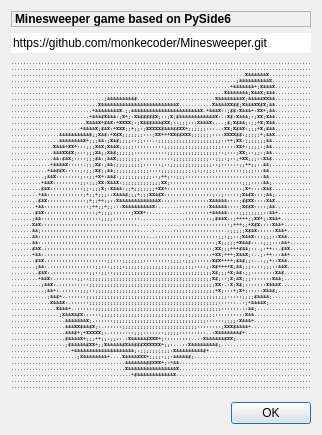
Old version of the form gui/minesweeper_about.ui in the repository monkecoder/Minesweeper.
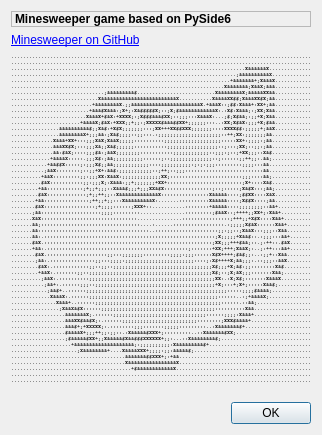
New version of the form.

Commit message: Added clickable github link to about dialog

```diff
--- a/gui/minesweeper_about.ui
+++ b/gui/minesweeper_about.ui
@@ -39,23 +39,14 @@
     </widget>
    </item>
    <item>
-    <widget class="QLineEdit" name="lineEdit">
+    <widget class="QLabel" name="label_2">
      <property name="text">
-      <string>https://github.com/monkecoder/Minesweeper.git</string>
-     </property>
-     <property name="frame">
-      <bool>false</bool>
-     </property>
-     <property name="dragEnabled">
-      <bool>true</bool>
-     </property>
-     <property name="readOnly">
-      <bool>true</bool>
+      <string>&lt;a href='https://github.com/monkecoder/Minesweeper.git'&gt;Minesweeper on GitHub&lt;/a&gt;</string>
      </property>
     </widget>
    </item>
    <item>
-    <widget class="QLabel" name="label_2">
+    <widget class="QLabel" name="label_3">
      <property name="font">
       <font>
        <family>Courier</family>
```
The commit also changes 2 other files.
